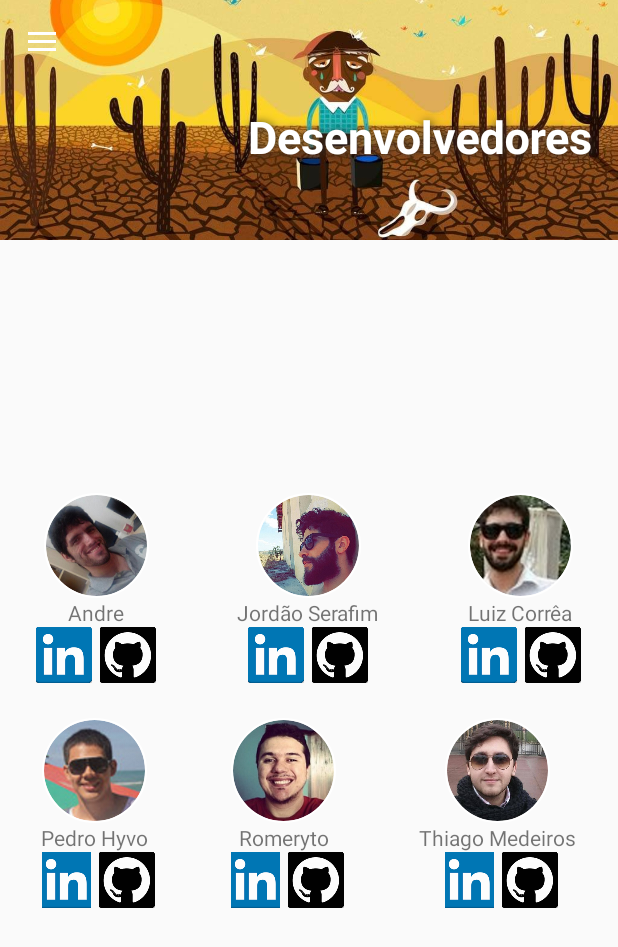
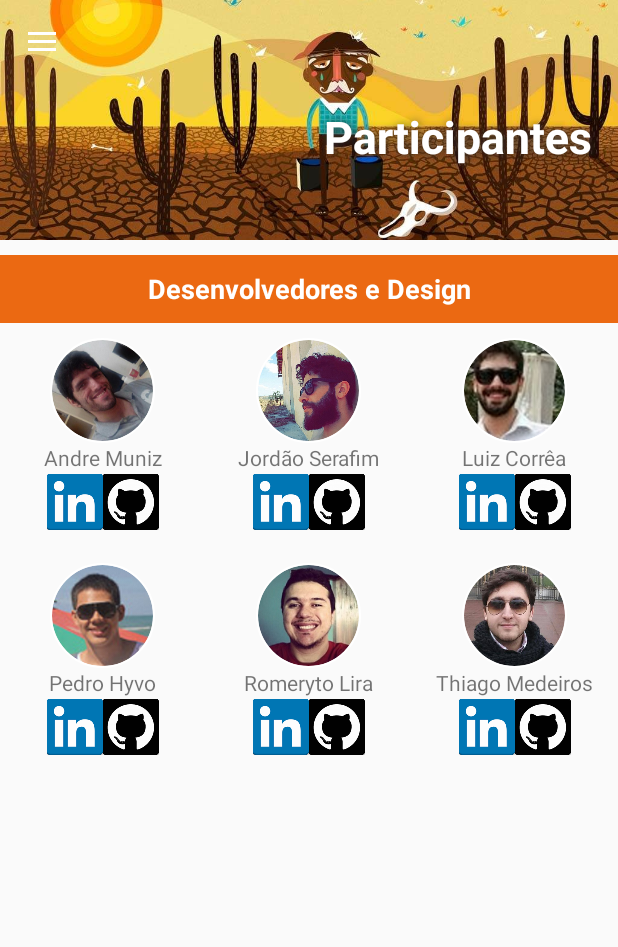
Before and after one commit to umbucaja/moringa-android, an Android app: the fragment DesenvolvedoresFragment placed in its activity, on a phone screen of 412 x 824 dp. Shown: the top 947 px of the screen. Run offline under Robolectric (Android 15) with nearby library versions, the phone set to English and light mode, and no system bars; our stand-ins replace CircleImageView, Picasso; libraries missing offline, so code that uses them is left out: com.github.mikephil.charting; pictures from the network do not load.

Commit message:
Resolution of issue #1

```diff
--- a/app/src/main/java/umbucaja/moringa/adapter/ChuvasRecyclerAdapter.java
+++ b/app/src/main/java/umbucaja/moringa/adapter/ChuvasRecyclerAdapter.java
@@ -70,6 +70,9 @@ public class ChuvasRecyclerAdapter extends RecyclerView.Adapter<ChuvasRecyclerAd
     //TODO: precisamos das imagens e dos intervalos para terminar a implementacao!
     private void checkValuesAndSetImage(Float value, ChuvasHolder holder) {
         if(value == 0f)
+
+
+
             holder.ivSituacao.setImageResource(R.drawable.sol);
         else if(value <= 10)
             holder.ivSituacao.setImageResource(R.drawable.pouquissima_chuva);
--- a/app/src/main/java/umbucaja/moringa/fragments/DesenvolvedoresFragment.java
+++ b/app/src/main/java/umbucaja/moringa/fragments/DesenvolvedoresFragment.java
@@ -10,6 +10,9 @@ import android.view.MenuItem;
 import android.view.View;
 import android.view.ViewGroup;
 
+import com.squareup.picasso.Picasso;
+
+import de.hdodenhof.circleimageview.CircleImageView;
 import umbucaja.moringa.MoringaActivity;
 import umbucaja.moringa.R;
 
@@ -69,15 +72,27 @@ public class DesenvolvedoresFragment extends Fragment {
     public void onPrepareOptionsMenu(Menu menu) {
         MenuItem item = menu.findItem(R.id.action_search);
         item.setVisible(false);
-        ((MoringaActivity)getActivity()).collapsingToolbar.setTitle("Desenvolvedores");
-        ((MoringaActivity)getActivity()).appBarLayout.setExpanded(true);
+        ((MoringaActivity)getActivity()).collapsingToolbar.setTitle("Participantes");
+        //((MoringaActivity)getActivity()).appBarLayout.setExpanded(true);
     }
 
     @Override
     public View onCreateView(LayoutInflater inflater, ViewGroup container,
                              Bundle savedInstanceState) {
-        // Inflate the layout for this fragment
-        return inflater.inflate(R.layout.fragment_desenvolvedores, container, false);
+        View view = inflater.inflate(R.layout.fragment_desenvolvedores, container, false);
+        CircleImageView ivAndre = (CircleImageView) view.findViewById(R.id.c_iview_andre);
+        Picasso.with(getContext()).load(R.drawable.andre).into(ivAndre);
+        CircleImageView ivJordao = (CircleImageView) view.findViewById(R.id.c_iview_jordao);
+        Picasso.with(getContext()).load(R.drawable.jordao).into(ivJordao);
+        CircleImageView ivLuiz = (CircleImageView) view.findViewById(R.id.c_iview_luiz);
+        Picasso.with(getContext()).load(R.drawable.luiz).into(ivLuiz);
+        CircleImageView ivPedro= (CircleImageView) view.findViewById(R.id.c_iview_pedro);
+        Picasso.with(getContext()).load(R.drawable.pedro).into(ivPedro);
+        CircleImageView ivRomeryto = (CircleImageView) view.findViewById(R.id.c_iview_romeryto);
+        Picasso.with(getContext()).load(R.drawable.romeryto).into(ivRomeryto);
+        CircleImageView ivThiago = (CircleImageView) view.findViewById(R.id.c_iview_thiago);
+        Picasso.with(getContext()).load(R.drawable.thiago).into(ivThiago);
+        return view;
     }
 
     // TODO: Rename method, update argument and hook method into UI event
--- a/app/src/main/java/umbucaja/moringa/fragments/SobreFragment.java
+++ b/app/src/main/java/umbucaja/moringa/fragments/SobreFragment.java
@@ -11,7 +11,7 @@ import android.view.View;
 import android.view.ViewGroup;
 import android.widget.ImageView;
 
-import com.bumptech.glide.Glide;
+import com.squareup.picasso.Picasso;
 
 import umbucaja.moringa.MoringaActivity;
 import umbucaja.moringa.R;
@@ -83,7 +83,9 @@ public class SobreFragment extends Fragment {
         // Inflate the layout for this fragment
         View view = inflater.inflate(R.layout.fragment_sobre, container, false);
         ImageView imageView = (ImageView) view.findViewById(R.id.image_view_logo_sobre);
-        Glide.with(getContext()).load(R.drawable.moringa_sobre).centerCrop().into(imageView);
+        Picasso.with(getContext()).load(R.drawable.moringa_sobre).into(imageView);
+
+        //Glide.with(getContext()).load(R.drawable.moringa_sobre).centerCrop().into(imageView);
 
         return view;
     }
--- a/app/src/main/java/umbucaja/moringa/service/Connector.java
+++ b/app/src/main/java/umbucaja/moringa/service/Connector.java
@@ -44,7 +44,7 @@ public class Connector extends AsyncTask<String, Void, JSONArray> {
     @Override
     protected JSONArray doInBackground(String... urls) {
         HttpURLConnection urlConnection = null;
-        JSONArray jsonArray = null;
+        JSONArray jsonArray = new JSONArray();
 
         try {
             URL url = new URL(urls[0]);
@@ -57,6 +57,9 @@ public class Connector extends AsyncTask<String, Void, JSONArray> {
             BufferedReader bufferedReader = new BufferedReader(new InputStreamReader(in));
 
             String line = bufferedReader.readLine();
+            if(line==null){
+                line = "";
+            }
             jsonArray = new JSONArray(line);
 
         } catch (IOException e) {
--- a/app/src/main/java/umbucaja/moringa/service/Server.java
+++ b/app/src/main/java/umbucaja/moringa/service/Server.java
@@ -56,7 +56,9 @@ import umbucaja.moringa.util.GlobalData;
  */
 public class Server {
 
-    private final String URL = "http://150.165.98.43:8080/";
+    private final String URL = "http://moringa-webservice.herokuapp.com/";
+
+    //private final String URL = "http://150.165.98.43:8080/";
     //private final String URL = "http://192.168.1.109:8080/";
     private Context context;
     private Gson gson;
@@ -210,7 +212,7 @@ public class Server {
         new Connector(context, new Connector.Response() {
             @Override
             public void handleResponse(JSONArray output) {
-                if(output == null) {
+                if(output == null || output.length()==0) {
                     changeBarColorsAndImagesByRain(false);
                     return;
                 }
--- a/app/src/main/res/layout/fragment_desenvolvedores.xml
+++ b/app/src/main/res/layout/fragment_desenvolvedores.xml
@@ -1,8 +1,38 @@
-<RelativeLayout xmlns:android="http://schemas.android.com/apk/res/android"
+<ScrollView xmlns:android="http://schemas.android.com/apk/res/android"
     xmlns:tools="http://schemas.android.com/tools"
     android:layout_width="match_parent"
+    android:layout_height="wrap_content"
+    tools:context="umbucaja.moringa.fragments.DesenvolvedoresFragment">
+
+    <LinearLayout
+        android:layout_width="match_parent"
+        android:layout_height="wrap_content"
+        android:orientation="vertical"
+        android:paddingTop="10dp"
+        android:scrollbars="vertical"
+        android:isScrollContainer="true"
+        >
+
+        <LinearLayout
+            android:layout_width="match_parent"
+            android:layout_height="45dp"
+            android:orientation="vertical"
+            android:layout_gravity="center_vertical"
+            android:gravity="center"
+            android:background="@color/orange_date_text"
+            >
+            <TextView
+                android:layout_width="wrap_content"
                 android:layout_height="match_parent"
-    tools:context="umbucaja.moringa.fragments.DesenvolvedoresFragment">
+                android:text="Desenvolvedores e Design"
+                android:textSize="18sp"
+                android:textColor="@android:color/white"
+                android:id="@+id/tv_info"
+                android:textStyle="bold"
+                android:gravity="center"/>
+
+        </LinearLayout>
+
 
 
         <LinearLayout
@@ -15,12 +45,17 @@
             android:layout_above="@+id/linearLayout3"
             android:layout_alignParentLeft="true"
             android:layout_alignParentStart="true"
-        android:weightSum="3">
+            android:weightSum="9">
 
-        <RelativeLayout
-            android:layout_width="wrap_content"
-            android:layout_height="wrap_content"
-            android:layout_weight="1">
+
+            <LinearLayout
+                android:layout_width="match_parent"
+                android:layout_height="match_parent"
+                android:layout_gravity="center_vertical"
+                android:gravity="center"
+                android:orientation="vertical"
+                android:layout_weight="3">
+
 
                 <de.hdodenhof.circleimageview.CircleImageView
                     xmlns:app="http://schemas.android.com/apk/res-auto"
@@ -29,17 +64,25 @@
                     android:src="@drawable/andre"
                     app:civ_border_color="#FFFFFF"
                     app:civ_border_width="1dp"
-                android:id="@+id/view"
+                    android:id="@+id/c_iview_andre"
                     android:layout_alignParentTop="true"
                     android:layout_centerHorizontal="true" />
 
                 <TextView
                     android:layout_width="wrap_content"
                     android:layout_height="wrap_content"
-                android:text="Andre"
+                    android:text="Andre Muniz"
                     android:id="@+id/textView1"
                     android:layout_below="@+id/view"
                     android:layout_centerHorizontal="true" />
+
+
+
+                <LinearLayout
+                    android:layout_width="match_parent"
+                    android:layout_height="match_parent"
+                    android:layout_gravity="center_horizontal"
+                    android:gravity="center">
 
                     <ImageButton
                         android:layout_width="37dp"
@@ -62,20 +105,21 @@
                         android:layout_toRightOf="@+id/space"
                         android:layout_toEndOf="@+id/space" />
 
-            <Space
-                android:layout_width="5dp"
-                android:layout_height="20px"
-                android:layout_below="@+id/textView1"
-                android:layout_centerHorizontal="true"
-                android:layout_alignBottom="@+id/ib_linkedin_andre"
-                android:id="@+id/space" />
-        </RelativeLayout>
+                </LinearLayout>
 
 
-        <RelativeLayout
-            android:layout_width="wrap_content"
-            android:layout_height="wrap_content"
-            android:layout_weight="1">
+            </LinearLayout>
+
+
+
+            <LinearLayout
+                android:layout_width="match_parent"
+                android:layout_height="match_parent"
+                android:layout_gravity="center_vertical"
+                android:gravity="center"
+                android:orientation="vertical"
+                android:layout_weight="3">
+
 
                 <de.hdodenhof.circleimageview.CircleImageView
                     xmlns:app="http://schemas.android.com/apk/res-auto"
@@ -86,7 +130,7 @@
                     app:civ_border_width="1dp"
                     android:layout_alignParentTop="true"
                     android:layout_centerHorizontal="true"
-                android:id="@+id/view2" />
+                    android:id="@+id/c_iview_jordao" />
 
                 <TextView
                     android:layout_width="wrap_content"
@@ -95,6 +139,12 @@
                     android:id="@+id/textView2"
                     android:layout_below="@+id/view2"
                     android:layout_centerHorizontal="true" />
+
+                <LinearLayout
+                    android:layout_width="match_parent"
+                    android:layout_height="match_parent"
+                    android:layout_gravity="center_horizontal"
+                    android:gravity="center">
 
                     <ImageButton
                         android:layout_width="37dp"
@@ -117,19 +167,23 @@
                         android:layout_toRightOf="@+id/space2"
                         android:layout_toEndOf="@+id/space2" />
 
-            <Space
-                android:layout_width="5dp"
-                android:layout_height="20px"
-                android:id="@+id/space2"
-                android:layout_below="@+id/textView2"
-                android:layout_centerHorizontal="true"
-                android:layout_alignBottom="@+id/ib_linkedin_jordao" />
-        </RelativeLayout>
+                </LinearLayout>
 
-        <RelativeLayout
-            android:layout_width="wrap_content"
-            android:layout_height="wrap_content"
-            android:layout_weight="1">
+
+            </LinearLayout>
+
+
+
+
+
+
+            <LinearLayout
+                android:layout_width="match_parent"
+                android:layout_height="match_parent"
+                android:layout_gravity="center_vertical"
+                android:gravity="center"
+                android:orientation="vertical"
+                android:layout_weight="3">
 
                 <de.hdodenhof.circleimageview.CircleImageView
                     xmlns:app="http://schemas.android.com/apk/res-auto"
@@ -140,7 +194,7 @@
                     app:civ_border_width="1dp"
                     android:layout_alignParentTop="true"
                     android:layout_centerHorizontal="true"
-                android:id="@+id/view3" />
+                    android:id="@+id/c_iview_luiz" />
 
                 <TextView
                     android:layout_width="wrap_content"
@@ -149,6 +203,13 @@
                     android:id="@+id/textView3"
                     android:layout_below="@+id/view3"
                     android:layout_centerHorizontal="true" />
+
+                <LinearLayout
+                    android:layout_width="match_parent"
+                    android:layout_height="match_parent"
+                    android:layout_gravity="center_horizontal"
+                    android:gravity="center">
+
 
                     <ImageButton
                         android:layout_width="37dp"
@@ -170,16 +231,17 @@
                         android:layout_toRightOf="@+id/space3"
                         android:layout_toEndOf="@+id/space3" />
 
-            <Space
-                android:layout_width="5dp"
-                android:layout_height="20px"
-                android:id="@+id/space3"
-                android:layout_alignBottom="@+id/ib_linkedin_luiz"
-                android:layout_centerHorizontal="true"
-                android:layout_below="@+id/textView3" />
-        </RelativeLayout>
+                </LinearLayout>
+
 
             </LinearLayout>
+
+
+
+
+
+        </LinearLayout>
+
 
         <LinearLayout
             android:layout_width="match_parent"
@@ -191,12 +253,15 @@
             android:layout_centerVertical="true"
             android:layout_alignParentLeft="true"
             android:layout_alignParentStart="true"
-        android:weightSum="3">
+            android:weightSum="9">
 
-        <RelativeLayout
-            android:layout_width="wrap_content"
-            android:layout_height="wrap_content"
-            android:layout_weight="1">
+            <LinearLayout
+                android:layout_width="match_parent"
+                android:layout_height="match_parent"
+                android:layout_gravity="center_vertical"
+                android:gravity="center"
+                android:orientation="vertical"
+                android:layout_weight="3">
 
                 <de.hdodenhof.circleimageview.CircleImageView
                     xmlns:app="http://schemas.android.com/apk/res-auto"
@@ -205,7 +270,7 @@
                     android:src="@drawable/pedro"
                     app:civ_border_color="#FFFFFF"
                     app:civ_border_width="1dp"
-                android:id="@+id/view4"
+                    android:id="@+id/c_iview_pedro"
                     android:layout_alignParentTop="true"
                     android:layout_centerHorizontal="true" />
 
@@ -216,6 +281,11 @@
                     android:id="@+id/textView4"
                     android:layout_below="@+id/view4"
                     android:layout_centerHorizontal="true" />
+                <LinearLayout
+                    android:layout_width="match_parent"
+                    android:layout_height="match_parent"
+                    android:layout_gravity="center_horizontal"
+                    android:gravity="center">
 
                     <ImageButton
                         android:layout_width="37dp"
@@ -240,22 +310,17 @@
                         android:layout_toRightOf="@+id/space4"
                         android:layout_toEndOf="@+id/space4"/>
 
-            <Space
-                android:layout_width="5dp"
-                android:layout_height="20px"
-                android:id="@+id/space4"
-                android:layout_alignBottom="@+id/ib_linkedin_pedro"
-                android:layout_centerHorizontal="true"
-                android:layout_below="@+id/textView4" />
+                </LinearLayout>
 
-        </RelativeLayout>
+            </LinearLayout>
 
-
-        <RelativeLayout
-            android:layout_width="wrap_content"
-            android:layout_height="wrap_content"
-            android:layout_weight="1">
-
+            <LinearLayout
+                android:layout_width="match_parent"
+                android:layout_height="match_parent"
+                android:layout_gravity="center_vertical"
+                android:gravity="center"
+                android:orientation="vertical"
+                android:layout_weight="3">
                 <de.hdodenhof.circleimageview.CircleImageView
                     xmlns:app="http://schemas.android.com/apk/res-auto"
                     android:layout_width="70dp"
@@ -265,15 +330,21 @@
                     app:civ_border_width="1dp"
                     android:layout_alignParentTop="true"
                     android:layout_centerHorizontal="true"
-                android:id="@+id/view5" />
+                    android:id="@+id/c_iview_romeryto" />
 
                 <TextView
                     android:layout_width="wrap_content"
                     android:layout_height="wrap_content"
-                android:text="Romeryto"
+                    android:text="Romeryto Lira"
                     android:id="@+id/textView5"
                     android:layout_below="@+id/view5"
                     android:layout_centerHorizontal="true" />
+
+                <LinearLayout
+                    android:layout_width="match_parent"
+                    android:layout_height="match_parent"
+                    android:layout_gravity="center_horizontal"
+                    android:gravity="center">
 
                     <ImageButton
                         android:layout_width="37dp"
@@ -297,19 +368,19 @@
                         android:layout_toRightOf="@+id/space5"
                         android:layout_toEndOf="@+id/space5" />
 
-            <Space
-                android:layout_width="5dp"
-                android:layout_height="20px"
-                android:id="@+id/space5"
-                android:layout_alignBottom="@+id/ib_linkedin_romeryto"
-                android:layout_centerHorizontal="true"
-                android:layout_below="@+id/textView5" />
-        </RelativeLayout>
+                </LinearLayout>
 
-        <RelativeLayout
-            android:layout_width="wrap_content"
-            android:layout_height="wrap_content"
-            android:layout_weight="1">
+            </LinearLayout>
+
+
+
+            <LinearLayout
+                android:layout_width="match_parent"
+                android:layout_height="match_parent"
+                android:layout_gravity="center_vertical"
+                android:gravity="center"
+                android:orientation="vertical"
+                android:layout_weight="3">
 
                 <de.hdodenhof.circleimageview.CircleImageView
                     xmlns:app="http://schemas.android.com/apk/res-auto"
@@ -320,7 +391,7 @@
                     app:civ_border_width="1dp"
                     android:layout_alignParentTop="true"
                     android:layout_centerHorizontal="true"
-                android:id="@+id/view6" />
+                    android:id="@+id/c_iview_thiago" />
 
                 <TextView
                     android:layout_width="wrap_content"
@@ -329,7 +400,11 @@
                     android:id="@+id/textView6"
                     android:layout_below="@+id/view6"
                     android:layout_centerHorizontal="true" />
-
+                <LinearLayout
+                    android:layout_width="match_parent"
+                    android:layout_height="match_parent"
+                    android:layout_gravity="center_horizontal"
+                    android:gravity="center">
                     <ImageButton
                         android:layout_width="37dp"
                         android:layout_height="37dp"
@@ -352,15 +427,18 @@
                         android:layout_toRightOf="@+id/space6"
                         android:layout_toEndOf="@+id/space6" />
 
-            <Space
-                android:layout_width="5dp"
-                android:layout_height="20px"
-                android:id="@+id/space6"
-                android:layout_alignBottom="@+id/ib_linkedin_thiago"
-                android:layout_centerHorizontal="true"
-                android:layout_below="@+id/textView6" />
-        </RelativeLayout>
+                </LinearLayout>
 
             </LinearLayout>
 
-</RelativeLayout>
+        </LinearLayout>
+
+
+
+
+
+
+
+
+    </LinearLayout>
+</ScrollView>
--- a/app/src/main/res/layout/fragment_sobre.xml
+++ b/app/src/main/res/layout/fragment_sobre.xml
@@ -13,7 +13,6 @@
         android:layout_gravity="center_vertical"
         android:paddingTop="310dp"
         >
-
 
         <LinearLayout
             android:layout_width="wrap_content"
--- a/app/src/main/res/menu/activity_moringa_drawer.xml
+++ b/app/src/main/res/menu/activity_moringa_drawer.xml
@@ -14,7 +14,7 @@
         <item
             android:id="@+id/nav_desenvolvedores"
             android:icon="@android:drawable/ic_menu_manage"
-            android:title="Desenvolvedores" />
+            android:title="Participantes" />
         <item
             android:id="@+id/nav_sobre"
             android:icon="@android:drawable/ic_menu_info_details"
```
Also changed, not shown: app/src/main/res/drawable/erica_moringa.jpg (added), app/src/main/res/drawable/moringa_sobre.png, app/src/main/res/mipmap-hdpi/ic_launcher_flickr.png (added), app/src/main/res/mipmap-mdpi/ic_launcher_flickr.png (added), app/src/main/res/mipmap-xhdpi/ic_launcher_flickr.png (added), app/src/main/res/mipmap-xxhdpi/ic_launcher_flickr.png (added), app/src/main/res/mipmap-xxxhdpi/ic_launcher_flickr.png (added). Lines whose indentation alone changed are shown as unchanged.
